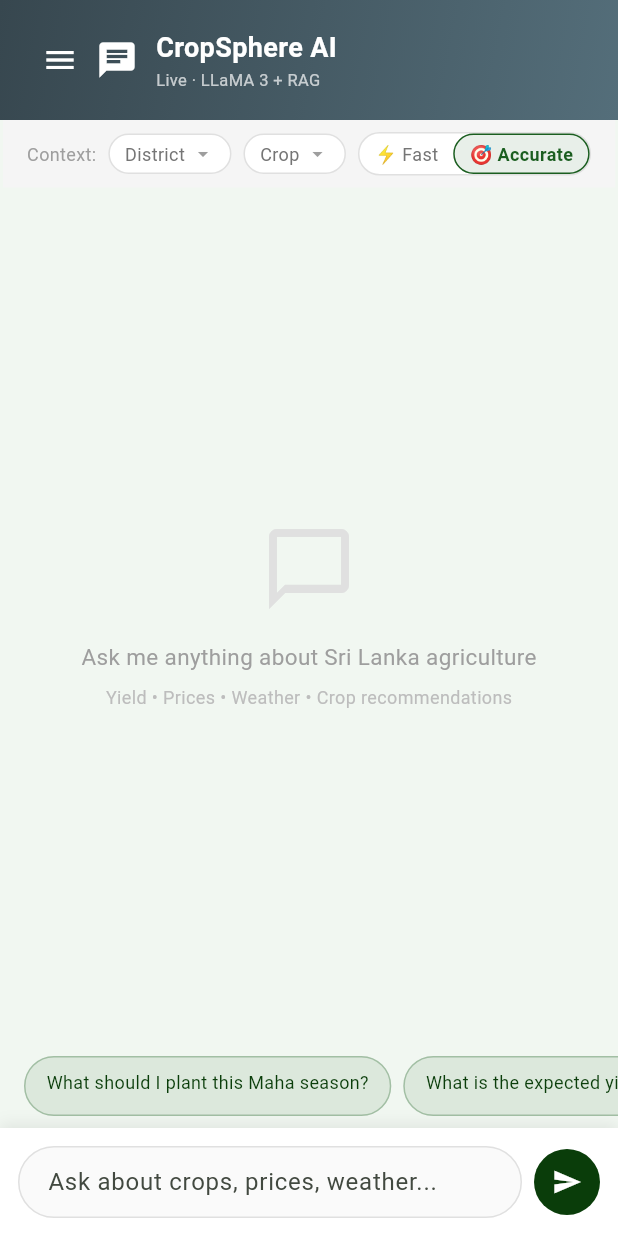
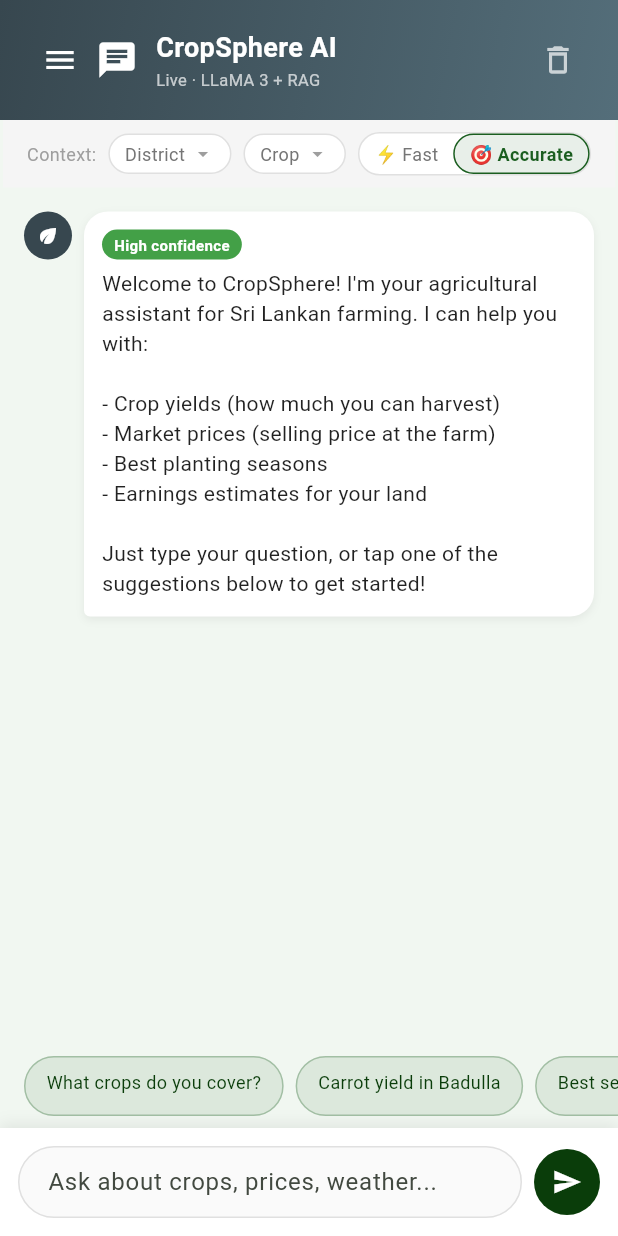
Before and after one commit to CropSphere-SLTC/cropsphere-app, a Flutter app: the ChatScreen screen opened directly, on a phone screen of 412 x 824 dp. Run offline on Flutter 3.47's test engine with Material 3 defaults, Android fonts, the phone set to English and light mode, and no system bars; our stand-ins replace dio, firebase_auth, firebase_core, flutter_secure_storage, flutter_svg, geolocator and 1 more; accounts and stored records are empty; network calls fail.

Commit message:
feat: add chatbot onboarding welcome message
Shows a welcome bubble describing what CropSphere's assistant can do,
with three tappable starter questions, whenever a new/empty
conversation opens (app launch or "New Chat"). Frontend-only: the
message lives in _displayMessages, not _history, so it's never sent
to the backend or persisted, and it's skipped entirely when opening
an existing conversation from history.

Co-Authored-By: Claude Sonnet 5 <noreply@anthropic.com>

```diff
--- a/frontend/lib/screens/chat/chat_screen.dart
+++ b/frontend/lib/screens/chat/chat_screen.dart
@@ -17,11 +17,20 @@ class ChatScreen extends StatefulWidget {
 
 class _ChatScreenState extends State<ChatScreen> {
   static const double _wideBreakpoint = 900;
-  static const _defaultFollowups = [
-    'What should I plant this Maha season?',
-    'What is the expected yield for Carrot?',
-    'Which district has best prices?',
+  static const _onboardingFollowups = [
+    'What crops do you cover?',
+    'Carrot yield in Badulla',
+    'Best season for maize in Anuradhapura',
   ];
+  static const _welcomeMessage =
+      "Welcome to CropSphere! I'm your agricultural assistant for "
+      "Sri Lankan farming. I can help you with:\n\n"
+      "- Crop yields (how much you can harvest)\n"
+      "- Market prices (selling price at the farm)\n"
+      "- Best planting seasons\n"
+      "- Earnings estimates for your land\n\n"
+      "Just type your question, or tap one of the suggestions below "
+      "to get started!";
 
   final GlobalKey<ScaffoldState> _scaffoldKey = GlobalKey<ScaffoldState>();
   final TextEditingController _controller = TextEditingController();
@@ -50,7 +59,7 @@ class _ChatScreenState extends State<ChatScreen> {
   String? _conversationId; // null = new chat
   List<ConversationSummary> _conversations = [];
   bool _conversationsLoading = false;
-  List<String> _suggestedFollowups = List.of(_defaultFollowups);
+  List<String> _suggestedFollowups = [];
   String? _selectedDistrict;
   String? _selectedCrop;
   String _selectedModel = 'accurate';
@@ -77,7 +86,23 @@ class _ChatScreenState extends State<ChatScreen> {
   @override
   void initState() {
     super.initState();
+    _addWelcomeMessage();
     if (!AppConfig.useMockServices) _loadConversations();
+  }
+
+  /// Shows the onboarding welcome bubble + starter chips for a brand-new,
+  /// empty conversation. Purely frontend decoration: added to
+  /// _displayMessages only, never to _history, so _buildValidHistory()
+  /// (which reads from _history) never includes it — it's never sent to
+  /// the backend or persisted.
+  void _addWelcomeMessage() {
+    _displayMessages.add({
+      'role': 'assistant',
+      'content': _welcomeMessage,
+      'confidence': 'High confidence',
+      'sources': <String>[],
+    });
+    _suggestedFollowups = List.of(_onboardingFollowups);
   }
 
   Future<void> _loadConversations() async {
@@ -134,7 +159,7 @@ class _ChatScreenState extends State<ChatScreen> {
       _conversationId = null;
       _displayMessages.clear();
       _history.clear();
-      _suggestedFollowups = List.of(_defaultFollowups);
+      _addWelcomeMessage();
     });
   }
 
```
